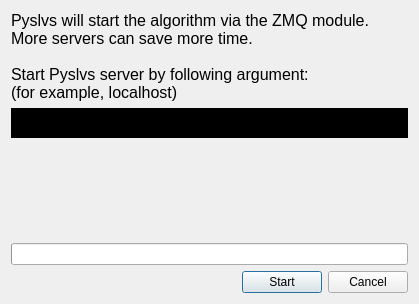
KmolYuan/Pyslvs-UI, file core/panel/DimensionalSynthesis/Path_Solving_progress_zmq.ui: the form before one commit.
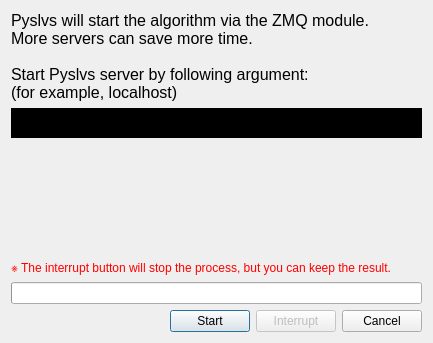
The form after the commit. Icons and pictures are not drawn.

Commit message: Add interrupt function to Cython kernel, also can keep result.

Diff of the .ui file:
```diff
--- a/core/panel/DimensionalSynthesis/Path_Solving_progress_zmq.ui
+++ b/core/panel/DimensionalSynthesis/Path_Solving_progress_zmq.ui
@@ -6,20 +6,20 @@
    <rect>
     <x>0</x>
     <y>0</y>
-    <width>419</width>
-    <height>304</height>
+    <width>433</width>
+    <height>343</height>
    </rect>
   </property>
   <property name="minimumSize">
    <size>
-    <width>419</width>
-    <height>304</height>
+    <width>433</width>
+    <height>343</height>
    </size>
   </property>
   <property name="maximumSize">
    <size>
-    <width>419</width>
-    <height>304</height>
+    <width>433</width>
+    <height>343</height>
    </size>
   </property>
   <property name="windowTitle">
@@ -79,6 +79,16 @@
      </property>
     </spacer>
    </item>
+   <item>
+    <widget class="QLabel" name="label_2">
+     <property name="text">
+      <string>&lt;html&gt;&lt;head/&gt;&lt;body&gt;&lt;p&gt;&lt;span style=&quot; color:#ff0000;&quot;&gt;※ The interrupt button will stop the process, but you can keep the result.&lt;/span&gt;&lt;/p&gt;&lt;/body&gt;&lt;/html&gt;</string>
+     </property>
+     <property name="wordWrap">
+      <bool>true</bool>
+     </property>
+    </widget>
+   </item>
    <item>
     <widget class="QProgressBar" name="progressBar">
      <property name="textVisible">
@@ -114,6 +124,16 @@
        </property>
       </widget>
      </item>
+     <item>
+      <widget class="QPushButton" name="Interrupt">
+       <property name="enabled">
+        <bool>false</bool>
+       </property>
+       <property name="text">
+        <string>Interrupt</string>
+       </property>
+      </widget>
+     </item>
      <item>
       <widget class="QDialogButtonBox" name="buttonBox">
        <property name="sizePolicy">
```
The commit also changes 11 other files.
